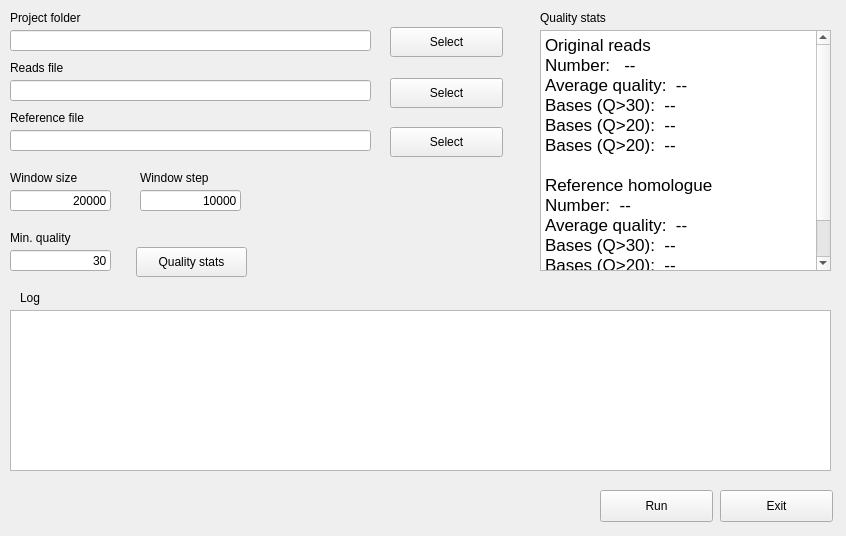
This is src/GUI/GUI2.ui in salvocamiolo/PacBioRead as Qt 5 draws it before an edit. The edited form follows.
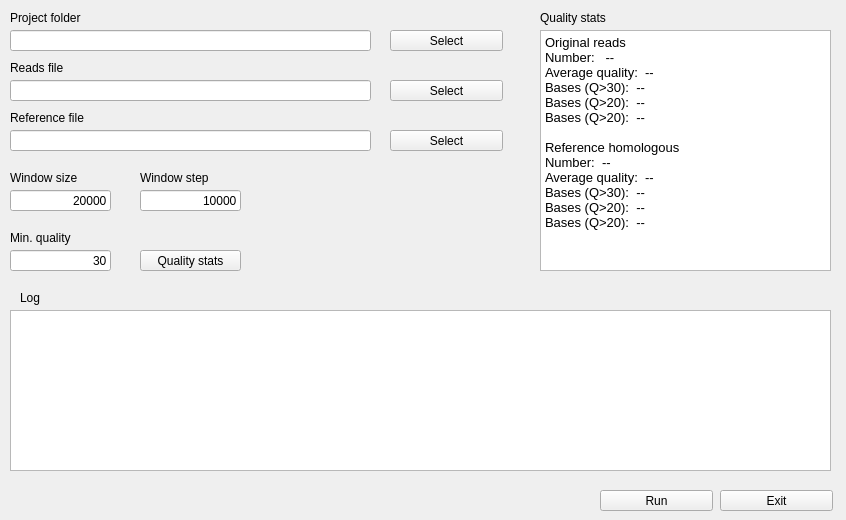
This is the edited form.

```diff
--- a/src/GUI/GUI2.ui
+++ b/src/GUI/GUI2.ui
@@ -7,7 +7,7 @@
     <x>0</x>
     <y>0</y>
     <width>846</width>
-    <height>536</height>
+    <height>520</height>
    </rect>
   </property>
   <property name="windowTitle">
@@ -40,9 +40,9 @@
    <property name="geometry">
     <rect>
      <x>390</x>
-     <y>27</y>
+     <y>30</y>
      <width>113</width>
-     <height>30</height>
+     <height>21</height>
     </rect>
    </property>
    <property name="text">
@@ -53,9 +53,9 @@
    <property name="geometry">
     <rect>
      <x>390</x>
-     <y>78</y>
+     <y>80</y>
      <width>113</width>
-     <height>30</height>
+     <height>21</height>
     </rect>
    </property>
    <property name="text">
@@ -89,9 +89,9 @@
    <property name="geometry">
     <rect>
      <x>390</x>
-     <y>127</y>
+     <y>130</y>
      <width>113</width>
-     <height>30</height>
+     <height>21</height>
     </rect>
    </property>
    <property name="text">
@@ -214,7 +214,7 @@
      <x>600</x>
      <y>490</y>
      <width>113</width>
-     <height>32</height>
+     <height>21</height>
     </rect>
    </property>
    <property name="text">
@@ -227,7 +227,7 @@
      <x>720</x>
      <y>490</y>
      <width>113</width>
-     <height>32</height>
+     <height>21</height>
     </rect>
    </property>
    <property name="text">
@@ -260,10 +260,10 @@
   <widget class="QPushButton" name="qualityStatsButton">
    <property name="geometry">
     <rect>
-     <x>136</x>
-     <y>247</y>
-     <width>111</width>
-     <height>30</height>
+     <x>140</x>
+     <y>250</y>
+     <width>101</width>
+     <height>21</height>
     </rect>
    </property>
    <property name="text">
@@ -294,28 +294,28 @@
    </property>
    <property name="font">
     <font>
-     <pointsize>10</pointsize>
+     <pointsize>8</pointsize>
     </font>
    </property>
    <property name="html">
     <string>&lt;!DOCTYPE HTML PUBLIC &quot;-//W3C//DTD HTML 4.0//EN&quot; &quot;http://www.w3.org/TR/REC-html40/strict.dtd&quot;&gt;
 &lt;html&gt;&lt;head&gt;&lt;meta name=&quot;qrichtext&quot; content=&quot;1&quot; /&gt;&lt;style type=&quot;text/css&quot;&gt;
 p, li { white-space: pre-wrap; }
-&lt;/style&gt;&lt;/head&gt;&lt;body style=&quot; font-family:'.AppleSystemUIFont'; font-size:10pt; font-weight:400; font-style:normal;&quot;&gt;
-&lt;p style=&quot; margin-top:0px; margin-bottom:0px; margin-left:0px; margin-right:0px; -qt-block-indent:0; text-indent:0px;&quot;&gt;&lt;span style=&quot; font-size:13pt;&quot;&gt;Original reads&lt;/span&gt;&lt;/p&gt;
-&lt;p style=&quot; margin-top:0px; margin-bottom:0px; margin-left:0px; margin-right:0px; -qt-block-indent:0; text-indent:0px;&quot;&gt;&lt;span style=&quot; font-size:13pt;&quot;&gt;Number:   --&lt;/span&gt;&lt;/p&gt;
-&lt;p style=&quot; margin-top:0px; margin-bottom:0px; margin-left:0px; margin-right:0px; -qt-block-indent:0; text-indent:0px;&quot;&gt;&lt;span style=&quot; font-size:13pt;&quot;&gt;Average quality:  --&lt;/span&gt;&lt;/p&gt;
-&lt;p style=&quot; margin-top:0px; margin-bottom:0px; margin-left:0px; margin-right:0px; -qt-block-indent:0; text-indent:0px;&quot;&gt;&lt;span style=&quot; font-size:13pt;&quot;&gt;Bases (Q&amp;gt;30):  --&lt;/span&gt;&lt;/p&gt;
-&lt;p style=&quot; margin-top:0px; margin-bottom:0px; margin-left:0px; margin-right:0px; -qt-block-indent:0; text-indent:0px;&quot;&gt;&lt;span style=&quot; font-size:13pt;&quot;&gt;Bases (Q&amp;gt;20):  --&lt;/span&gt;&lt;/p&gt;
-&lt;p style=&quot; margin-top:0px; margin-bottom:0px; margin-left:0px; margin-right:0px; -qt-block-indent:0; text-indent:0px;&quot;&gt;&lt;span style=&quot; font-size:13pt;&quot;&gt;Bases (Q&amp;gt;20):  --&lt;/span&gt;&lt;/p&gt;
-&lt;p style=&quot;-qt-paragraph-type:empty; margin-top:0px; margin-bottom:0px; margin-left:0px; margin-right:0px; -qt-block-indent:0; text-indent:0px; font-size:13pt;&quot;&gt;&lt;br /&gt;&lt;/p&gt;
-&lt;p style=&quot; margin-top:0px; margin-bottom:0px; margin-left:0px; margin-right:0px; -qt-block-indent:0; text-indent:0px;&quot;&gt;&lt;span style=&quot; font-size:13pt;&quot;&gt;Reference homologue&lt;/span&gt;&lt;/p&gt;
-&lt;p style=&quot; margin-top:0px; margin-bottom:0px; margin-left:0px; margin-right:0px; -qt-block-indent:0; text-indent:0px;&quot;&gt;&lt;span style=&quot; font-size:13pt;&quot;&gt;Number:  --&lt;/span&gt;&lt;/p&gt;
-&lt;p style=&quot; margin-top:0px; margin-bottom:0px; margin-left:0px; margin-right:0px; -qt-block-indent:0; text-indent:0px;&quot;&gt;&lt;span style=&quot; font-size:13pt;&quot;&gt;Average quality:  --&lt;/span&gt;&lt;/p&gt;
-&lt;p style=&quot; margin-top:0px; margin-bottom:0px; margin-left:0px; margin-right:0px; -qt-block-indent:0; text-indent:0px;&quot;&gt;&lt;span style=&quot; font-size:13pt;&quot;&gt;Bases (Q&amp;gt;30):  --&lt;/span&gt;&lt;/p&gt;
-&lt;p style=&quot; margin-top:0px; margin-bottom:0px; margin-left:0px; margin-right:0px; -qt-block-indent:0; text-indent:0px;&quot;&gt;&lt;span style=&quot; font-size:13pt;&quot;&gt;Bases (Q&amp;gt;20):  --&lt;/span&gt;&lt;/p&gt;
-&lt;p style=&quot; margin-top:0px; margin-bottom:0px; margin-left:0px; margin-right:0px; -qt-block-indent:0; text-indent:0px;&quot;&gt;&lt;span style=&quot; font-size:13pt;&quot;&gt;Bases (Q&amp;gt;20):  --&lt;/span&gt;&lt;/p&gt;
-&lt;p style=&quot;-qt-paragraph-type:empty; margin-top:0px; margin-bottom:0px; margin-left:0px; margin-right:0px; -qt-block-indent:0; text-indent:0px; font-size:13pt;&quot;&gt;&lt;br /&gt;&lt;/p&gt;&lt;/body&gt;&lt;/html&gt;</string>
+&lt;/style&gt;&lt;/head&gt;&lt;body style=&quot; font-family:'Sans Serif'; font-size:8pt; font-weight:400; font-style:normal;&quot;&gt;
+&lt;p style=&quot; margin-top:0px; margin-bottom:0px; margin-left:0px; margin-right:0px; -qt-block-indent:0; text-indent:0px;&quot;&gt;&lt;span style=&quot; font-family:'.AppleSystemUIFont'; font-size:10pt;&quot;&gt;Original reads&lt;/span&gt;&lt;/p&gt;
+&lt;p style=&quot; margin-top:0px; margin-bottom:0px; margin-left:0px; margin-right:0px; -qt-block-indent:0; text-indent:0px;&quot;&gt;&lt;span style=&quot; font-family:'.AppleSystemUIFont'; font-size:10pt;&quot;&gt;Number:   --&lt;/span&gt;&lt;/p&gt;
+&lt;p style=&quot; margin-top:0px; margin-bottom:0px; margin-left:0px; margin-right:0px; -qt-block-indent:0; text-indent:0px;&quot;&gt;&lt;span style=&quot; font-family:'.AppleSystemUIFont'; font-size:10pt;&quot;&gt;Average quality:  --&lt;/span&gt;&lt;/p&gt;
+&lt;p style=&quot; margin-top:0px; margin-bottom:0px; margin-left:0px; margin-right:0px; -qt-block-indent:0; text-indent:0px;&quot;&gt;&lt;span style=&quot; font-family:'.AppleSystemUIFont'; font-size:10pt;&quot;&gt;Bases (Q&amp;gt;30):  --&lt;/span&gt;&lt;/p&gt;
+&lt;p style=&quot; margin-top:0px; margin-bottom:0px; margin-left:0px; margin-right:0px; -qt-block-indent:0; text-indent:0px;&quot;&gt;&lt;span style=&quot; font-family:'.AppleSystemUIFont'; font-size:10pt;&quot;&gt;Bases (Q&amp;gt;20):  --&lt;/span&gt;&lt;/p&gt;
+&lt;p style=&quot; margin-top:0px; margin-bottom:0px; margin-left:0px; margin-right:0px; -qt-block-indent:0; text-indent:0px;&quot;&gt;&lt;span style=&quot; font-family:'.AppleSystemUIFont'; font-size:10pt;&quot;&gt;Bases (Q&amp;gt;20):  --&lt;/span&gt;&lt;/p&gt;
+&lt;p style=&quot;-qt-paragraph-type:empty; margin-top:0px; margin-bottom:0px; margin-left:0px; margin-right:0px; -qt-block-indent:0; text-indent:0px; font-family:'.AppleSystemUIFont'; font-size:10pt;&quot;&gt;&lt;br /&gt;&lt;/p&gt;
+&lt;p style=&quot; margin-top:0px; margin-bottom:0px; margin-left:0px; margin-right:0px; -qt-block-indent:0; text-indent:0px;&quot;&gt;&lt;span style=&quot; font-family:'.AppleSystemUIFont'; font-size:10pt;&quot;&gt;Reference homologous&lt;/span&gt;&lt;/p&gt;
+&lt;p style=&quot; margin-top:0px; margin-bottom:0px; margin-left:0px; margin-right:0px; -qt-block-indent:0; text-indent:0px;&quot;&gt;&lt;span style=&quot; font-family:'.AppleSystemUIFont'; font-size:10pt;&quot;&gt;Number:  --&lt;/span&gt;&lt;/p&gt;
+&lt;p style=&quot; margin-top:0px; margin-bottom:0px; margin-left:0px; margin-right:0px; -qt-block-indent:0; text-indent:0px;&quot;&gt;&lt;span style=&quot; font-family:'.AppleSystemUIFont'; font-size:10pt;&quot;&gt;Average quality:  --&lt;/span&gt;&lt;/p&gt;
+&lt;p style=&quot; margin-top:0px; margin-bottom:0px; margin-left:0px; margin-right:0px; -qt-block-indent:0; text-indent:0px;&quot;&gt;&lt;span style=&quot; font-family:'.AppleSystemUIFont'; font-size:10pt;&quot;&gt;Bases (Q&amp;gt;30):  --&lt;/span&gt;&lt;/p&gt;
+&lt;p style=&quot; margin-top:0px; margin-bottom:0px; margin-left:0px; margin-right:0px; -qt-block-indent:0; text-indent:0px;&quot;&gt;&lt;span style=&quot; font-family:'.AppleSystemUIFont'; font-size:10pt;&quot;&gt;Bases (Q&amp;gt;20):  --&lt;/span&gt;&lt;/p&gt;
+&lt;p style=&quot; margin-top:0px; margin-bottom:0px; margin-left:0px; margin-right:0px; -qt-block-indent:0; text-indent:0px;&quot;&gt;&lt;span style=&quot; font-family:'.AppleSystemUIFont'; font-size:10pt;&quot;&gt;Bases (Q&amp;gt;20):  --&lt;/span&gt;&lt;/p&gt;
+&lt;p style=&quot;-qt-paragraph-type:empty; margin-top:0px; margin-bottom:0px; margin-left:0px; margin-right:0px; -qt-block-indent:0; text-indent:0px; font-family:'.AppleSystemUIFont'; font-size:10pt;&quot;&gt;&lt;br /&gt;&lt;/p&gt;&lt;/body&gt;&lt;/html&gt;</string>
    </property>
   </widget>
  </widget>
```
